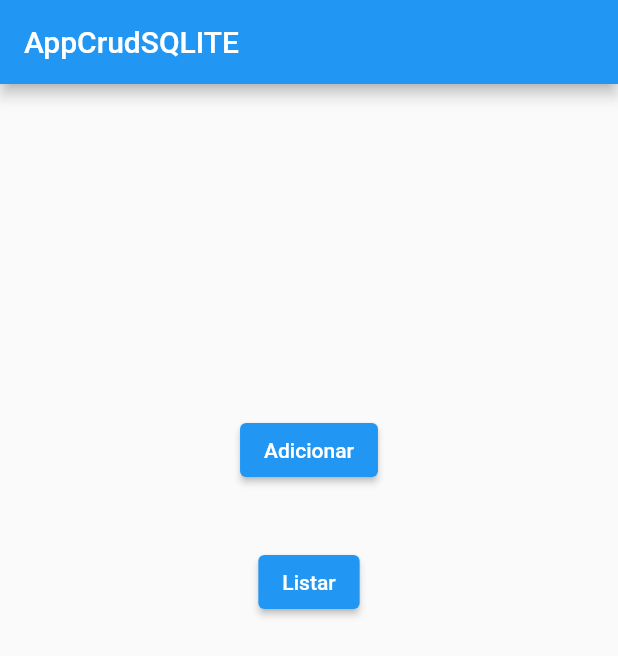
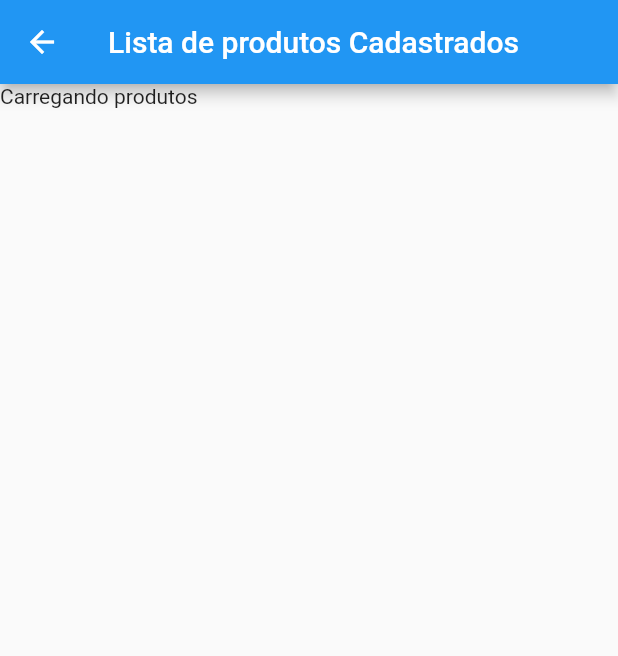
Before and after one commit to ThaysaVitoria/novosemestreboer, a Flutter app: the screen it shows after launch, after a tap on "Listar", on a phone screen of 412 x 824 dp. Shown: the top 656 px of the screen. Run offline on Flutter 3.47's test engine with Material 2 defaults, Android fonts, the phone set to English and light mode, and no system bars; our stand-ins replace sqflite; accounts and stored records are empty.

Commit message:
atualização aula 19-09

```diff
--- a/lib/data/dbhorta.dart
+++ b/lib/data/dbhorta.dart
@@ -7,7 +7,6 @@ import 'package:sqflite/sqflite.dart';
 class MyDb {
 
   late Database db;
-
 
 
   Future open() async {
@@ -44,9 +43,9 @@ class MyDb {
 
                         preco varchar(80) not null,
 
-                        peso varchar(10)
+                        peso varchar(10),
 
-                        roll_no int not null,
+                        roll_no int not null
 
 
 
--- a/lib/main.dart
+++ b/lib/main.dart
@@ -72,10 +72,10 @@ class _HomeState extends State<Home> {
 
             onPressed: () {
 
-             // Navigator.push(context,
-             //MaterialPageRoute(builder: (BuildContext context) {
-             //return AddBooks();
-             //}));
+             Navigator.push(context,
+             MaterialPageRoute(builder: (BuildContext context) {
+             return Add();
+             }));
 
             },
 
@@ -89,10 +89,10 @@ class _HomeState extends State<Home> {
 
             onPressed: () {
 
-              //Navigator.push(context,
-              //    MaterialPageRoute(builder: (BuildContext context) {
-              //  return ListBooks();
-              // }));
+              Navigator.push(context,
+              MaterialPageRoute(builder: (BuildContext context) {
+              return ListHorta();
+              }));
 
             },
 
--- a/lib/screens/list.dart
+++ b/lib/screens/list.dart
@@ -0,0 +1,173 @@
+import 'package:flutter/cupertino.dart';
+
+import 'package:flutter/material.dart';
+
+import 'package:appcrudsqlite/data/dbhorta.dart';
+
+import 'package:appcrudsqlite/screens/edit.dart';
+
+
+
+class ListHorta extends StatefulWidget {
+
+  @override
+
+  State<StatefulWidget> createState() {
+
+    return _ListHorta();
+
+  }
+
+}
+
+
+
+class _ListHorta extends State<ListHorta> {
+
+  List<Map> slist = [];
+
+  MyDb mydb = MyDb();
+
+
+
+  @override
+
+  void initState() {
+
+    mydb.open();
+
+    getdata();
+
+    super.initState();
+
+  }
+
+
+
+  getdata() {
+
+    Future.delayed(Duration(milliseconds: 500), () async {
+
+      //use delay min 500 ms, because database takes time to initilize.
+
+      slist = await mydb.db.rawQuery('SELECT * FROM horta');
+
+
+
+      setState(() {}); //refresh UI after getting data from table.
+
+    });
+
+  }
+
+
+
+  @override
+
+  Widget build(BuildContext context) {
+
+    return Scaffold(
+
+      appBar: AppBar(
+
+        title: Text("Lista de produtos Cadastrados"),
+
+      ),
+
+      body: SingleChildScrollView(
+
+        child: Container(
+
+          child: slist.length == 0
+
+              ? Text("Carregando produtos")
+
+              : //show message if there is no any student
+
+              Column(
+
+                  //or populate list to Column children if there is student data.
+
+                  children: slist.map((stuone) {
+
+                    return Card(
+
+                      child: ListTile(
+
+                        leading: Icon(Icons.people),
+
+                        title: Text(stuone["produto"]),
+
+                        subtitle: Text("Codigo :" +
+
+                            stuone["roll_no"].toString() +
+
+                            ", Preço: " +
+
+                            stuone["preco"]),
+
+                        trailing: Wrap(
+
+                          children: [
+
+                            IconButton(
+
+                                onPressed: () {
+
+                                 // Navigator.push(context, MaterialPageRoute(
+
+                                //      builder: (BuildContext context) {
+
+                                //    return EditBook(rollno: stuone["roll_no"]);
+
+                                //  })); //navigate to edit page, pass student roll no to edit *//
+
+                                },
+
+                                icon: Icon(Icons.edit)),
+
+                            IconButton(
+
+                                onPressed: () async {
+
+                                  await mydb.db.rawDelete(
+
+                                      "DELETE FROM books WHERE roll_no = ?",
+
+                                      [stuone["roll_no"]]);
+
+                                  //delete student data with roll no.
+
+                                  print("Data Deleted");
+
+                                  ScaffoldMessenger.of(context).showSnackBar(
+
+                                      SnackBar(content: Text("Book Apagado!")));
+
+                                  getdata();
+
+                                },
+
+                                icon: Icon(Icons.delete, color: Colors.red))
+
+                          ],
+
+                        ),
+
+                      ),
+
+                    );
+
+                  }).toList(),
+
+                ),
+
+        ),
+
+      ),
+
+    );
+
+  }
+
+}
```
Also changed, not shown: lib/screens/add.dart (+3 -92 lines).
